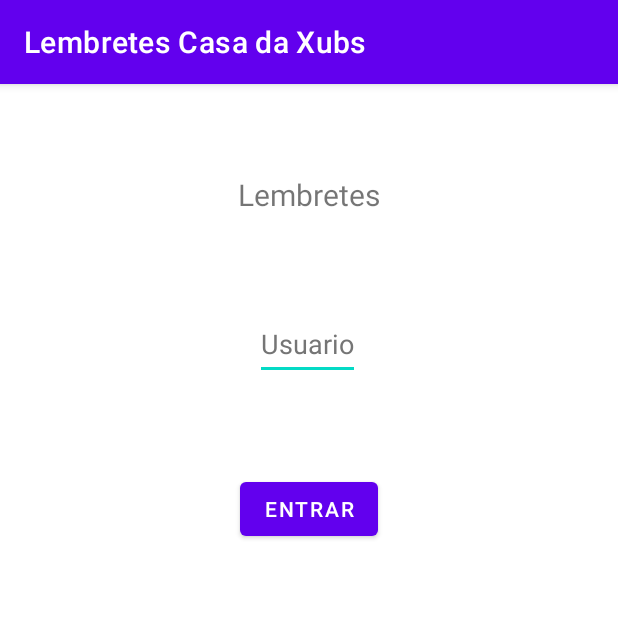
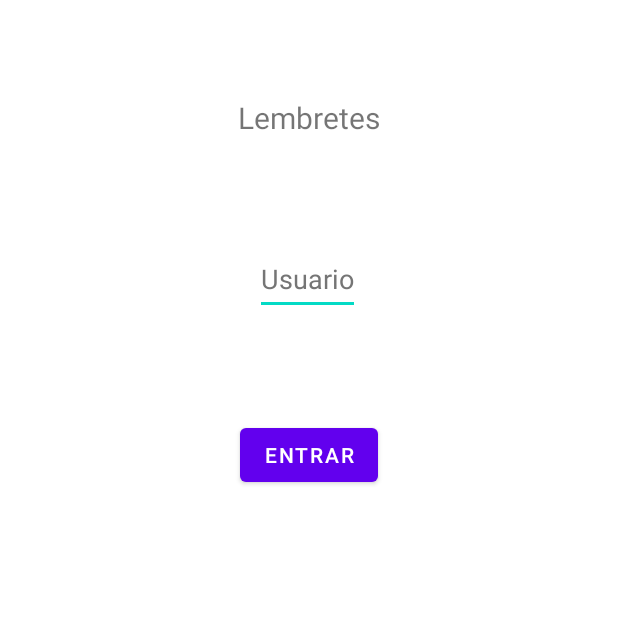
Before and after one commit to diogosm/devTitans-dsm, an Android app: the screen it shows after launch (MainActivity), on a phone screen of 412 x 824 dp, the top half of it. Run offline under Robolectric (Android 15) with nearby library versions, the phone set to English and light mode, and no system bars.

Commit message:
Removendo a black bar do topo do app

```diff
--- a/LembretesCasadaMamada/app/src/main/res/values-night/themes.xml
+++ b/LembretesCasadaMamada/app/src/main/res/values-night/themes.xml
@@ -1,6 +1,6 @@
 <resources xmlns:tools="http://schemas.android.com/tools">
     <!-- Base application theme. -->
-    <style name="Theme.LembretesCasaDaMamada" parent="Theme.MaterialComponents.DayNight.DarkActionBar">
+    <style name="Theme.LembretesCasaDaMamada" parent="Theme.MaterialComponents.DayNight.NoActionBar">
         <!-- Primary brand color. -->
         <item name="colorPrimary">@color/purple_200</item>
         <item name="colorPrimaryVariant">@color/purple_700</item>
--- a/LembretesCasadaMamada/app/src/main/res/values/themes.xml
+++ b/LembretesCasadaMamada/app/src/main/res/values/themes.xml
@@ -1,6 +1,6 @@
 <resources xmlns:tools="http://schemas.android.com/tools">
     <!-- Base application theme. -->
-    <style name="Theme.LembretesCasaDaMamada" parent="Theme.MaterialComponents.DayNight.DarkActionBar">
+    <style name="Theme.LembretesCasaDaMamada" parent="Theme.MaterialComponents.DayNight.NoActionBar">
         <!-- Primary brand color. -->
         <item name="colorPrimary">@color/purple_500</item>
         <item name="colorPrimaryVariant">@color/purple_700</item>
```
